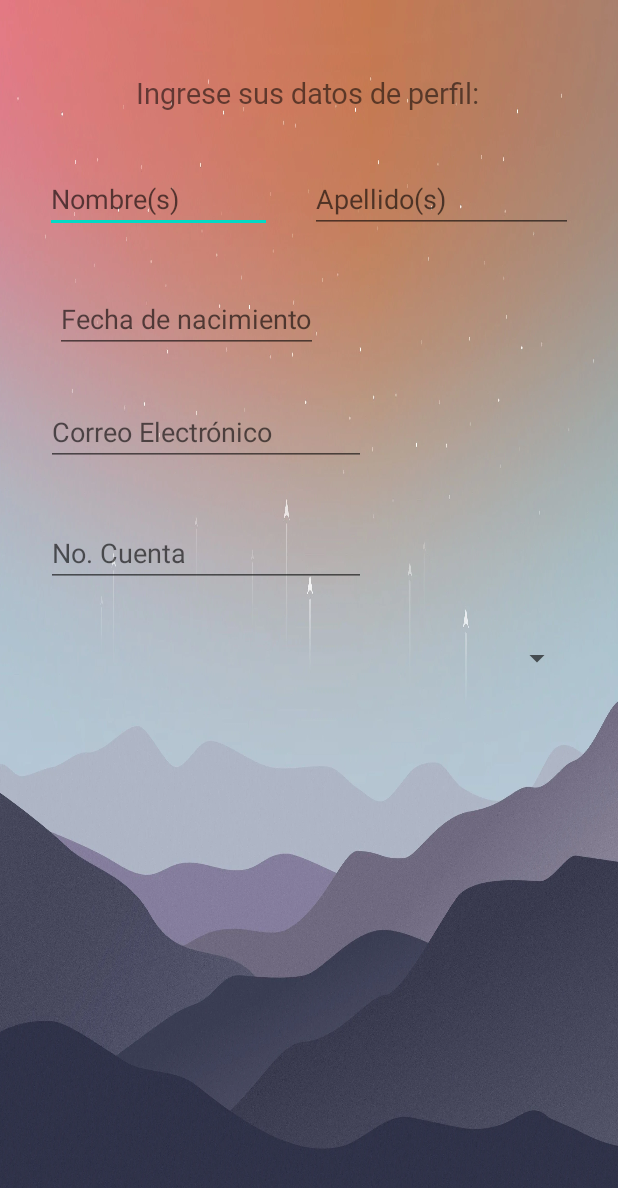
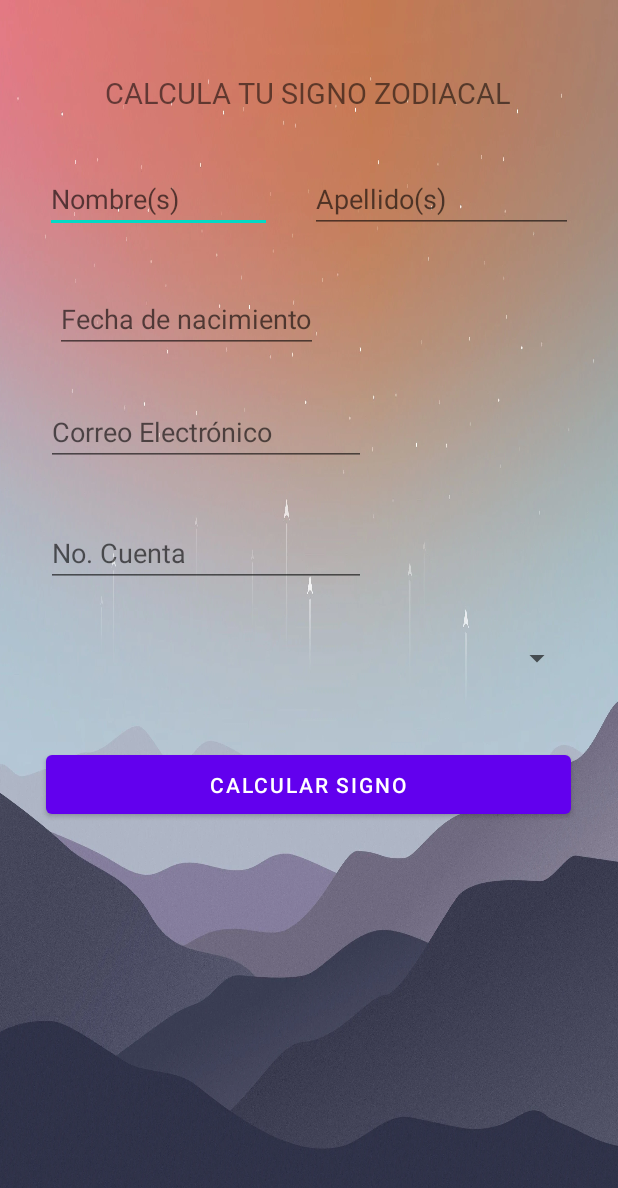
Before and after one commit to P-DX-U/GBP_Ejercicio1_Computo_Movil_2023-2, an Android app: the layout activity_main.xml on its own in the app's theme, with its tools: preview values and no code run, on a phone screen of 412 x 824 dp. Shown: the top 1188 px of the screen. Run offline under Robolectric (Android 15) with nearby library versions, the phone set to English and light mode, and no system bars.

Commit message:
* Implementación de botón para pasar de activity_main.xml a  activity_results.xml * Paso de parámetros entre activities exitoso.

```diff
--- a/app/src/main/AndroidManifest.xml
+++ b/app/src/main/AndroidManifest.xml
@@ -12,6 +12,9 @@
         android:theme="@style/Theme.GBP_Ejercicio1_Computo_Movil_20232"
         tools:targetApi="31">
         <activity
+            android:name=".ResultsActivity"
+            android:exported="false" />
+        <activity
             android:name=".MainActivity"
             android:exported="true">
             <intent-filter>
--- a/app/src/main/res/layout/activity_main.xml
+++ b/app/src/main/res/layout/activity_main.xml
@@ -54,9 +54,9 @@
         android:id="@+id/editTextDate"
         android:layout_width="wrap_content"
         android:layout_height="wrap_content"
-        android:hint="Fecha de nacimiento"
         android:clickable="false"
         android:focusable="false"
+        android:hint="Fecha de nacimiento"
         android:onClick="dateClick"
         app:layout_constraintBottom_toBottomOf="parent"
         app:layout_constraintEnd_toEndOf="parent"
@@ -80,7 +80,7 @@
         app:layout_constraintVertical_bias="0.341" />
 
     <EditText
-        android:id="@+id/editTextNumber"
+        android:id="@+id/editTextCuenta"
         android:layout_width="wrap_content"
         android:layout_height="wrap_content"
         android:ems="10"
@@ -104,5 +104,18 @@
         app:layout_constraintTop_toTopOf="parent"
         app:layout_constraintVertical_bias="0.534" />
 
+    <Button
+        android:id="@+id/button"
+        android:layout_width="350dp"
+        android:layout_height="51dp"
+        android:onClick="resultClick"
+        android:text="@string/Calcular"
+        app:layout_constraintBottom_toBottomOf="parent"
+        app:layout_constraintEnd_toEndOf="parent"
+        app:layout_constraintHorizontal_bias="0.498"
+        app:layout_constraintStart_toStartOf="parent"
+        app:layout_constraintTop_toTopOf="parent"
+        app:layout_constraintVertical_bias="0.644" />
+
 
 </androidx.constraintlayout.widget.ConstraintLayout>
--- a/app/src/main/res/values/strings.xml
+++ b/app/src/main/res/values/strings.xml
@@ -1,9 +1,9 @@
 <resources>
     <string name="app_name">GBP_Ejercicio1_Computo_Movil_2023-2</string>
-    <string name="tituloFormulario">Ingrese sus datos de perfil:</string>
+    <string name="tituloFormulario">CALCULA TU SIGNO ZODIACAL</string>
     <string name="Nombres">Nombre(s)</string>
     <string name="Apellidos">Apellido(s)</string>
-    <string-array name= "carreras" >
+    <string-array name="carreras">
         <item>Ingeniería Aeroespacial</item>
         <item>Ingeniería Civil</item>
         <item>Ingeniería Geomética</item>
@@ -20,4 +20,5 @@
         <item>Ingeniería Mecatrónica</item>
         <item>Ingeniería en Sistemas Biomédicos</item>
     </string-array>
+    <string name="Calcular">CALCULAR SIGNO</string>
 </resources>
```
Also changed, not shown: app/src/main/java/com/third/gbp_ejercicio1_computo_movil_2023_2/MainActivity.kt (+51 -9 lines), app/src/main/java/com/third/gbp_ejercicio1_computo_movil_2023_2/ResultsActivity.kt (added, +33 -0 lines), app/src/main/res/layout/activity_results.xml (added, +10 -0 lines).
